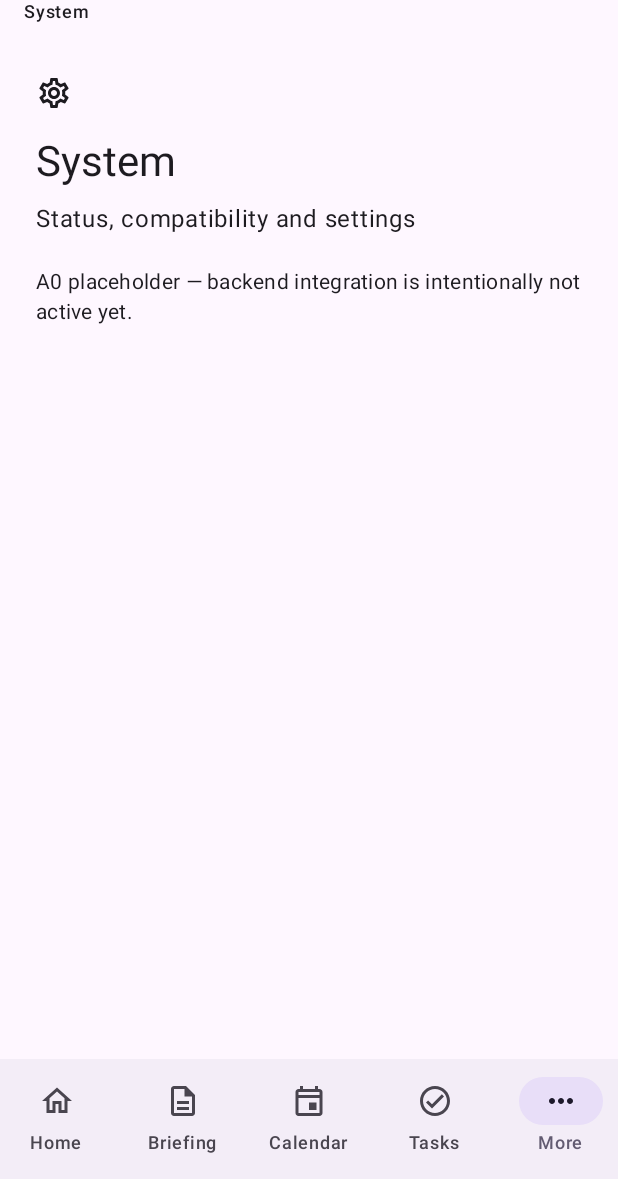
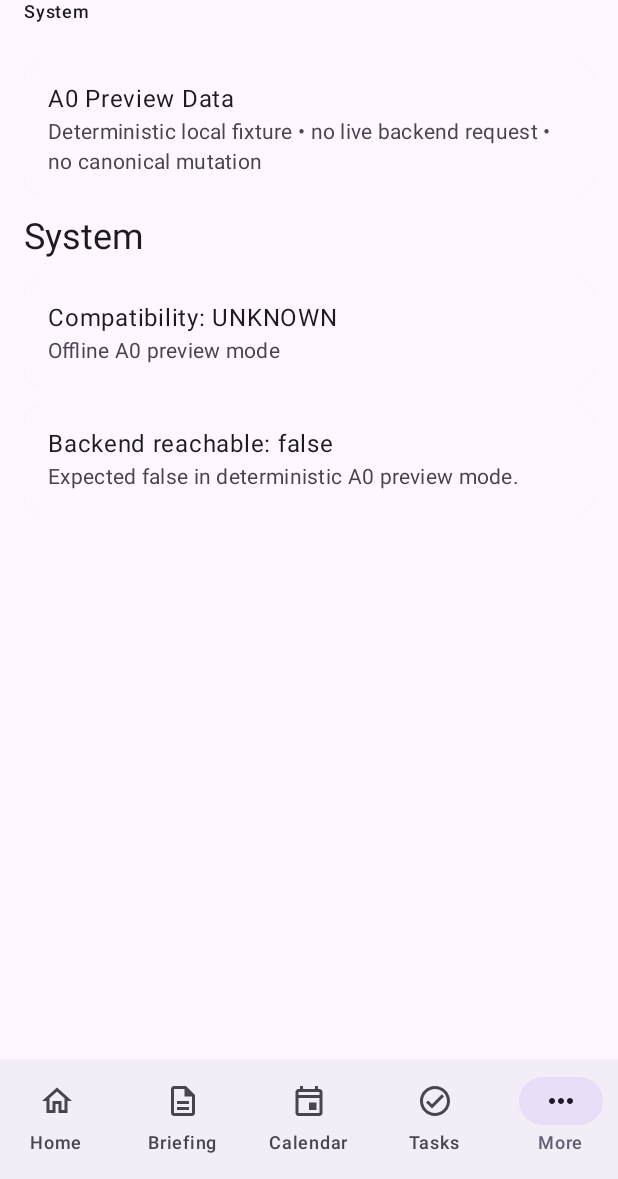
Before and after one commit to Cokkles/GEMINI-POS, an Android app built with Jetpack Compose: the MoreScreen screen opened through its navigation route, after a tap on "System", on a phone screen of 412 x 824 dp, the part 57-1236 px from its top. Run offline under Robolectric (Android 15) with nearby library versions, the light colour scheme and no system bars.

Commit message:
feat(android): render canonical A0 preview surfaces

```diff
--- a/android/app/src/main/java/com/cokkles/gpos/MainActivity.kt
+++ b/android/app/src/main/java/com/cokkles/gpos/MainActivity.kt
@@ -7,6 +7,7 @@ import androidx.compose.foundation.layout.Arrangement
 import androidx.compose.foundation.layout.Column
 import androidx.compose.foundation.layout.PaddingValues
 import androidx.compose.foundation.layout.fillMaxSize
+import androidx.compose.foundation.layout.fillMaxWidth
 import androidx.compose.foundation.layout.padding
 import androidx.compose.foundation.lazy.LazyColumn
 import androidx.compose.foundation.lazy.items
@@ -40,6 +41,12 @@ import androidx.navigation.compose.NavHost
 import androidx.navigation.compose.composable
 import androidx.navigation.compose.currentBackStackEntryAsState
 import androidx.navigation.compose.rememberNavController
+import com.cokkles.gpos.domain.CanonicalSnapshot
+import com.cokkles.gpos.domain.PreviewFixtures
+import com.cokkles.gpos.domain.TaskPriority
+import java.time.Instant
+import java.time.ZoneId
+import java.time.format.DateTimeFormatter
 
 class MainActivity : ComponentActivity() {
     override fun onCreate(savedInstanceState: Bundle?) {
@@ -72,6 +79,9 @@ private val more = GposDestination("more", "More", "Additional GPOS areas", Icon
 private val primaryDestinations = listOf(home, briefing, calendar, tasks, more)
 private val secondaryDestinations = listOf(followups, finances, aegis, system)
 private val allDestinations = primaryDestinations + secondaryDestinations
+private val previewSnapshot = PreviewFixtures.snapshot
+private val timeFormatter = DateTimeFormatter.ofPattern("MMM d • h:mm a")
+    .withZone(ZoneId.systemDefault())
 
 @OptIn(ExperimentalMaterial3Api::class)
 @Composable
@@ -119,53 +129,96 @@ private fun GposApp() {
             startDestination = home.route,
             modifier = Modifier.padding(innerPadding),
         ) {
-            composable(home.route) { HomeScreen() }
-            composable(briefing.route) { PlaceholderScreen(briefing) }
-            composable(calendar.route) { PlaceholderScreen(calendar) }
-            composable(tasks.route) { PlaceholderScreen(tasks) }
+            composable(home.route) { HomeScreen(previewSnapshot) }
+            composable(briefing.route) { BriefingScreen(previewSnapshot) }
+            composable(calendar.route) { CalendarScreen(previewSnapshot) }
+            composable(tasks.route) { TasksScreen(previewSnapshot) }
             composable(more.route) {
-                MoreScreen(
-                    onNavigate = { route -> navController.navigate(route) },
-                )
+                MoreScreen(onNavigate = { route -> navController.navigate(route) })
             }
-            secondaryDestinations.forEach { destination ->
-                composable(destination.route) { PlaceholderScreen(destination) }
-            }
+            composable(followups.route) { FollowUpsScreen(previewSnapshot) }
+            composable(finances.route) { FinancesScreen(previewSnapshot) }
+            composable(aegis.route) { AegisScreen() }
+            composable(system.route) { SystemScreen(previewSnapshot) }
         }
     }
 }
 
 @Composable
-private fun HomeScreen() {
-    LazyColumn(
-        modifier = Modifier.fillMaxSize(),
-        contentPadding = PaddingValues(16.dp),
-        verticalArrangement = Arrangement.spacedBy(12.dp),
-    ) {
+private fun HomeScreen(snapshot: CanonicalSnapshot) {
+    ScreenList {
         item {
+            PreviewBanner()
+        }
+        item {
+            Text("Android A0", style = MaterialTheme.typography.headlineSmall)
             Text(
-                text = "Android A0 Foundation",
-                style = MaterialTheme.typography.headlineSmall,
-            )
-            Text(
-                text = "Independent mobile client • canonical backend • read automatically, mutate explicitly",
+                "Independent mobile client • canonical data boundary • offline-capable foundation",
                 modifier = Modifier.padding(top = 6.dp),
                 style = MaterialTheme.typography.bodyMedium,
             )
         }
         item {
-            Card {
-                ListItem(
-                    headlineContent = { Text("Backend integration") },
-                    supportingContent = { Text("Not active in A0-B. No Windows Desktop or Helper dependency.") },
-                )
-            }
+            SummaryCard(
+                title = snapshot.briefing?.title ?: "Briefing unavailable",
+                detail = snapshot.briefing?.summary ?: "No briefing fixture loaded.",
+            )
         }
         item {
-            Card {
+            SummaryCard(
+                title = "Today",
+                detail = "${snapshot.calendar.size} calendar items • ${snapshot.tasks.count { it.status.name != "COMPLETED" }} open tasks • ${snapshot.followUps.size} follow-up",
+            )
+        }
+        item {
+            SummaryCard(
+                title = "Sync posture",
+                detail = "Local preview only. Production transport, authentication and background sync remain disabled.",
+            )
+        }
+    }
+}
+
+@Composable
+private fun BriefingScreen(snapshot: CanonicalSnapshot) {
+    ScreenList {
+        item { PreviewBanner() }
+        item {
+            val value = snapshot.briefing
+            Text(value?.title ?: "No briefing", style = MaterialTheme.typography.headlineSmall)
+            Text(
+                value?.summary ?: "No canonical briefing fixture is available.",
+                modifier = Modifier.padding(top = 10.dp),
+                style = MaterialTheme.typography.bodyLarge,
+            )
+            Text(
+                "Generated ${formatTime(snapshot.generatedAt)} • ${value?.canonicalVersion ?: "version unknown"}",
+                modifier = Modifier.padding(top = 14.dp),
+                style = MaterialTheme.typography.labelMedium,
+            )
+        }
+    }
+}
+
+@Composable
+private fun CalendarScreen(snapshot: CanonicalSnapshot) {
+    ScreenList {
+        item { PreviewBanner() }
+        item { Text("Agenda", style = MaterialTheme.typography.headlineSmall) }
+        items(snapshot.calendar) { event ->
+            Card(modifier = Modifier.fillMaxWidth()) {
                 ListItem(
-                    headlineContent = { Text("Next foundation work") },
-                    supportingContent = { Text("Authentication, versioned API boundary, cache freshness, background sync and notifications.") },
+                    headlineContent = { Text(event.title) },
+                    supportingContent = {
+                        Text(
+                            if (event.endsAt == null) {
+                                formatTime(event.startsAt)
+                            } else {
+                                "${formatTime(event.startsAt)} → ${formatTime(event.endsAt)}"
+                            },
+                        )
+                    },
+                    leadingContent = { Icon(Icons.Outlined.Event, contentDescription = null) },
                 )
             }
         }
@@ -173,12 +226,102 @@ private fun HomeScreen() {
 }
 
 @Composable
+private fun TasksScreen(snapshot: CanonicalSnapshot) {
+    ScreenList {
+        item { PreviewBanner() }
+        item { Text("Tasks", style = MaterialTheme.typography.headlineSmall) }
+        items(snapshot.tasks) { task ->
+            Card(modifier = Modifier.fillMaxWidth()) {
+                ListItem(
+                    headlineContent = { Text(task.title) },
+                    supportingContent = {
+                        val priority = if (task.priority == TaskPriority.NORMAL) "" else " • ${task.priority.name}"
+                        Text("${task.status.name.replace('_', ' ')}$priority")
+                    },
+                    leadingContent = { Icon(Icons.Outlined.CheckCircle, contentDescription = null) },
+                )
+            }
+        }
+    }
+}
+
+@Composable
+private fun FollowUpsScreen(snapshot: CanonicalSnapshot) {
+    ScreenList {
+        item { PreviewBanner() }
+        item { Text("Follow-ups", style = MaterialTheme.typography.headlineSmall) }
+        items(snapshot.followUps) { followUp ->
+            Card(modifier = Modifier.fillMaxWidth()) {
+                ListItem(
+                    headlineContent = { Text(followUp.title) },
+                    supportingContent = {
+                        Text(
+                            when {
+                                followUp.overdue -> "Overdue"
+                                followUp.dueAt != null -> "Due ${formatTime(followUp.dueAt)}"
+                                else -> "No due time"
+                            },
+                        )
+                    },
+                    leadingContent = { Icon(Icons.Outlined.Notifications, contentDescription = null) },
+                )
+            }
+        }
+    }
+}
+
+@Composable
+private fun FinancesScreen(snapshot: CanonicalSnapshot) {
+    ScreenList {
+        item { PreviewBanner() }
+        item { Text("Finances", style = MaterialTheme.typography.headlineSmall) }
+        item {
+            val value = snapshot.finances
+            SummaryCard(
+                title = value?.headline ?: "No finance summary",
+                detail = value?.detail ?: "Canonical finance data is not loaded.",
+            )
+        }
+    }
+}
+
+@Composable
+private fun AegisScreen() {
+    ScreenList {
+        item { PreviewBanner() }
+        item { Text("Ask AEGIS", style = MaterialTheme.typography.headlineSmall) }
+        item {
+            SummaryCard(
+                title = "Conversation surface reserved",
+                detail = "A0 does not invoke models or generation. The UI route exists so authentication, request contracts and cost controls can be added deliberately later.",
+            )
+        }
+    }
+}
+
+@Composable
+private fun SystemScreen(snapshot: CanonicalSnapshot) {
+    ScreenList {
+        item { PreviewBanner() }
+        item { Text("System", style = MaterialTheme.typography.headlineSmall) }
+        item {
+            SummaryCard(
+                title = "Compatibility: ${snapshot.system.compatibilityState.name}",
+                detail = snapshot.system.message ?: "No system status message.",
+            )
+        }
+        item {
+            SummaryCard(
+                title = "Backend reachable: ${snapshot.system.backendReachable}",
+                detail = "Expected false in deterministic A0 preview mode.",
+            )
+        }
+    }
+}
+
+@Composable
 private fun MoreScreen(onNavigate: (String) -> Unit) {
-    LazyColumn(
-        modifier = Modifier.fillMaxSize(),
-        contentPadding = PaddingValues(16.dp),
-        verticalArrangement = Arrangement.spacedBy(10.dp),
-    ) {
+    ScreenList {
         item {
             Text("More GPOS", style = MaterialTheme.typography.headlineSmall)
             Text(
@@ -188,7 +331,10 @@ private fun MoreScreen(onNavigate: (String) -> Unit) {
             )
         }
         items(secondaryDestinations) { destination ->
-            Card(onClick = { onNavigate(destination.route) }) {
+            Card(
+                onClick = { onNavigate(destination.route) },
+                modifier = Modifier.fillMaxWidth(),
+            ) {
                 ListItem(
                     headlineContent = { Text(destination.title) },
                     supportingContent = { Text(destination.subtitle) },
@@ -200,27 +346,35 @@ private fun MoreScreen(onNavigate: (String) -> Unit) {
 }
 
 @Composable
-private fun PlaceholderScreen(destination: GposDestination) {
-    Column(
-        modifier = Modifier
-            .fillMaxSize()
-            .padding(24.dp),
-    ) {
-        Icon(destination.icon, contentDescription = null)
-        Text(
-            destination.title,
-            modifier = Modifier.padding(top = 16.dp),
-            style = MaterialTheme.typography.headlineMedium,
-        )
-        Text(
-            destination.subtitle,
-            modifier = Modifier.padding(top = 8.dp),
-            style = MaterialTheme.typography.bodyLarge,
-        )
-        Text(
-            "A0 placeholder — backend integration is intentionally not active yet.",
-            modifier = Modifier.padding(top = 20.dp),
-            style = MaterialTheme.typography.bodyMedium,
+private fun PreviewBanner() {
+    Card(modifier = Modifier.fillMaxWidth()) {
+        ListItem(
+            headlineContent = { Text("A0 Preview Data") },
+            supportingContent = {
+                Text("Deterministic local fixture • no live backend request • no canonical mutation")
+            },
         )
     }
 }
+
+@Composable
+private fun SummaryCard(title: String, detail: String) {
+    Card(modifier = Modifier.fillMaxWidth()) {
+        ListItem(
+            headlineContent = { Text(title) },
+            supportingContent = { Text(detail) },
+        )
+    }
+}
+
+@Composable
+private fun ScreenList(content: androidx.compose.foundation.lazy.LazyListScope.() -> Unit) {
+    LazyColumn(
+        modifier = Modifier.fillMaxSize(),
+        contentPadding = PaddingValues(16.dp),
+        verticalArrangement = Arrangement.spacedBy(12.dp),
+        content = content,
+    )
+}
+
+private fun formatTime(value: Instant): String = timeFormatter.format(value)
```
